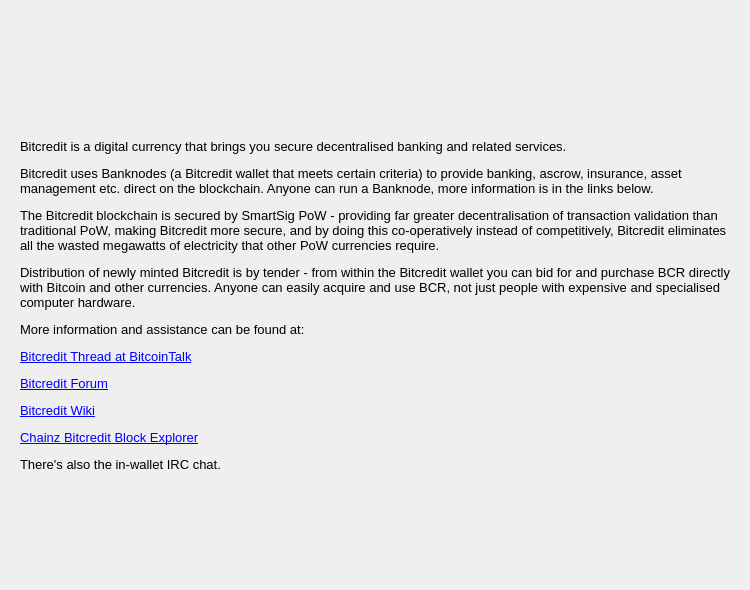
Above: src/qt/forms/helpmessagedialog.ui from thelonecrouton/bitcredit before the change. Below: the same form after it.
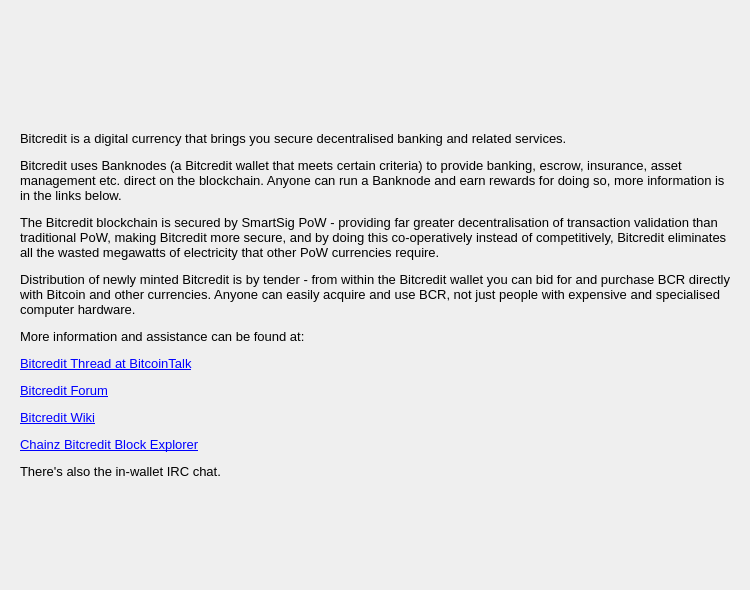
That is the form after the change. Icons and pictures are not drawn.

```diff
--- a/src/qt/forms/helpmessagedialog.ui
+++ b/src/qt/forms/helpmessagedialog.ui
@@ -86,7 +86,7 @@
     </rect>
    </property>
    <property name="text">
-    <string>&lt;html&gt;&lt;head/&gt;&lt;body&gt;&lt;p&gt;Bitcredit is a digital currency that brings you secure decentralised banking and related services.&lt;/p&gt;&lt;p&gt;Bitcredit uses Banknodes (a Bitcredit wallet that meets certain criteria) to provide banking, ascrow, insurance, asset management etc. direct on the blockchain. Anyone can run a Banknode, more information is in the links below.&lt;/p&gt;&lt;p&gt;The Bitcredit blockchain is secured by SmartSig PoW - providing far greater decentralisation of transaction validation than traditional PoW, making Bitcredit more secure, and by doing this co-operatively instead of competitively, Bitcredit eliminates all the wasted megawatts of electricity that other PoW currencies require.&lt;/p&gt;&lt;p&gt;Distribution of newly minted Bitcredit is by tender - from within the Bitcredit wallet you can bid for and purchase BCR directly with Bitcoin and other currencies. Anyone can easily acquire and use BCR, not just people with expensive and specialised computer hardware.&lt;/p&gt;&lt;p&gt;More information and assistance can be found at:&lt;/p&gt;&lt;p&gt;&lt;a href=&quot;https://bitcointalk.org/index.php?topic=896133.0&quot;&gt;&lt;span style=&quot; text-decoration: underline; color:#0000ff;&quot;&gt;Bitcredit Thread at BitcoinTalk&lt;/span&gt;&lt;/a&gt;&lt;/p&gt;&lt;p&gt;&lt;a href=&quot;http://bitcredits.pw/&quot;&gt;&lt;span style=&quot; text-decoration: underline; color:#0000ff;&quot;&gt;Bitcredit Forum&lt;/span&gt;&lt;/a&gt;&lt;/p&gt;&lt;p&gt;&lt;a href=&quot;http://bitcredit.wikia.com/wiki/Bitcredit&quot;&gt;&lt;span style=&quot; text-decoration: underline; color:#0000ff;&quot;&gt;Bitcredit Wiki&lt;/span&gt;&lt;/a&gt;&lt;/p&gt;&lt;p&gt;&lt;a href=&quot;https://chainz.cryptoid.info/bcr/&quot;&gt;&lt;span style=&quot; text-decoration: underline; color:#0000ff;&quot;&gt;Chainz Bitcredit Block Explorer&lt;/span&gt;&lt;/a&gt;&lt;/p&gt;&lt;p&gt;There's also the in-wallet IRC chat.&lt;/p&gt;&lt;/body&gt;&lt;/html&gt;</string>
+    <string>&lt;html&gt;&lt;head/&gt;&lt;body&gt;&lt;p&gt;Bitcredit is a digital currency that brings you secure decentralised banking and related services.&lt;/p&gt;&lt;p&gt;Bitcredit uses Banknodes (a Bitcredit wallet that meets certain criteria) to provide banking, escrow, insurance, asset management etc. direct on the blockchain. Anyone can run a Banknode and earn rewards for doing so, more information is in the links below.&lt;/p&gt;&lt;p&gt;The Bitcredit blockchain is secured by SmartSig PoW - providing far greater decentralisation of transaction validation than traditional PoW, making Bitcredit more secure, and by doing this co-operatively instead of competitively, Bitcredit eliminates all the wasted megawatts of electricity that other PoW currencies require.&lt;/p&gt;&lt;p&gt;Distribution of newly minted Bitcredit is by tender - from within the Bitcredit wallet you can bid for and purchase BCR directly with Bitcoin and other currencies. Anyone can easily acquire and use BCR, not just people with expensive and specialised computer hardware.&lt;/p&gt;&lt;p&gt;More information and assistance can be found at:&lt;/p&gt;&lt;p&gt;&lt;a href=&quot;https://bitcointalk.org/index.php?topic=896133.0&quot;&gt;&lt;span style=&quot; text-decoration: underline; color:#0000ff;&quot;&gt;Bitcredit Thread at BitcoinTalk&lt;/span&gt;&lt;/a&gt;&lt;/p&gt;&lt;p&gt;&lt;a href=&quot;http://bitcredits.pw/&quot;&gt;&lt;span style=&quot; text-decoration: underline; color:#0000ff;&quot;&gt;Bitcredit Forum&lt;/span&gt;&lt;/a&gt;&lt;/p&gt;&lt;p&gt;&lt;a href=&quot;http://bitcredit.wikia.com/wiki/Bitcredit&quot;&gt;&lt;span style=&quot; text-decoration: underline; color:#0000ff;&quot;&gt;Bitcredit Wiki&lt;/span&gt;&lt;/a&gt;&lt;/p&gt;&lt;p&gt;&lt;a href=&quot;https://chainz.cryptoid.info/bcr/&quot;&gt;&lt;span style=&quot; text-decoration: underline; color:#0000ff;&quot;&gt;Chainz Bitcredit Block Explorer&lt;/span&gt;&lt;/a&gt;&lt;/p&gt;&lt;p&gt;There's also the in-wallet IRC chat.&lt;/p&gt;&lt;/body&gt;&lt;/html&gt;</string>
    </property>
    <property name="wordWrap">
     <bool>true</bool>
```
